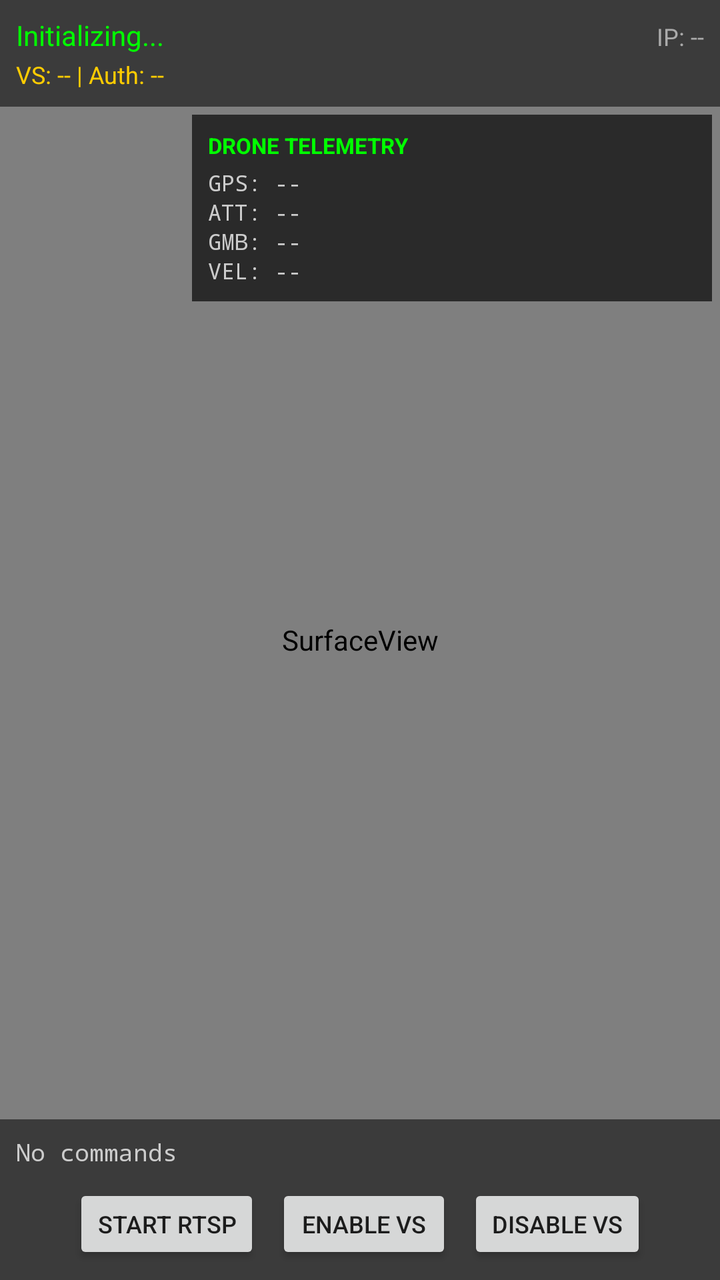
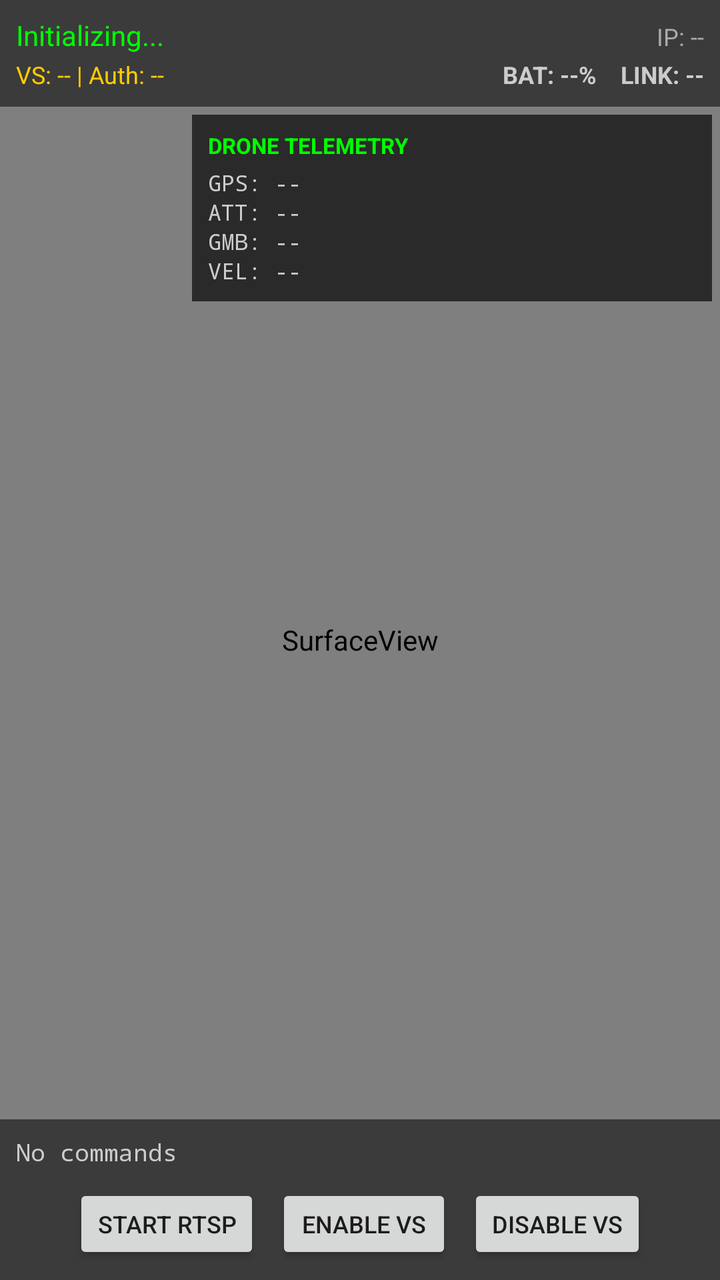

Before-and-after screenshots of an Android layout around one commit, followed by the original layout XML and the change that was made.
<!-- AndroidManifest.xml: application theme AppTheme -->
<!-- res/layout/activity_swarm.xml -->
<?xml version="1.0" encoding="utf-8"?>
<RelativeLayout xmlns:android="http://schemas.android.com/apk/res/android"
    android:layout_width="match_parent"
    android:layout_height="match_parent"
    android:background="#000000">

    
    <SurfaceView
        android:id="@+id/surface_video"
        android:layout_width="match_parent"
        android:layout_height="match_parent"/>

    
    <LinearLayout
        android:id="@+id/top_bar"
        android:layout_width="match_parent"
        android:layout_height="wrap_content"
        android:layout_alignParentTop="true"
        android:orientation="vertical"
        android:background="#88000000"
        android:padding="8dp">

        <LinearLayout
            android:layout_width="match_parent"
            android:layout_height="wrap_content"
            android:orientation="horizontal">

            <TextView
                android:id="@+id/tv_status"
                android:layout_width="0dp"
                android:layout_height="wrap_content"
                android:layout_weight="1"
                android:text="Initializing..."
                android:textColor="#00ff00"
                android:textSize="14sp"/>

            <TextView
                android:id="@+id/tv_ip"
                android:layout_width="wrap_content"
                android:layout_height="wrap_content"
                android:text="IP: --"
                android:textColor="#aaaaaa"
                android:textSize="12sp"/>
        </LinearLayout>

        <TextView
            android:id="@+id/tv_vs_state"
            android:layout_width="wrap_content"
            android:layout_height="wrap_content"
            android:text="VS: -- | Auth: --"
            android:textColor="#ffcc00"
            android:textSize="12sp"
            android:layout_marginTop="2dp"/>
    </LinearLayout>

    
    <LinearLayout
        android:id="@+id/telemetry_panel"
        android:layout_width="260dp"
        android:layout_height="wrap_content"
        android:layout_alignParentEnd="true"
        android:layout_below="@id/top_bar"
        android:orientation="vertical"
        android:background="#AA000000"
        android:padding="8dp"
        android:layout_marginTop="4dp"
        android:layout_marginEnd="4dp">

        <TextView
            android:layout_width="wrap_content"
            android:layout_height="wrap_content"
            android:text="DRONE TELEMETRY"
            android:textColor="#00ff00"
            android:textSize="11sp"
            android:textStyle="bold"
            android:layout_marginBottom="4dp"/>

        <TextView
            android:id="@+id/tv_telem_gps"
            android:layout_width="match_parent"
            android:layout_height="wrap_content"
            android:text="GPS: --"
            android:textColor="#cccccc"
            android:textSize="11sp"
            android:fontFamily="monospace"/>

        <TextView
            android:id="@+id/tv_telem_attitude"
            android:layout_width="match_parent"
            android:layout_height="wrap_content"
            android:text="ATT: --"
            android:textColor="#cccccc"
            android:textSize="11sp"
            android:fontFamily="monospace"/>

        <TextView
            android:id="@+id/tv_telem_gimbal"
            android:layout_width="match_parent"
            android:layout_height="wrap_content"
            android:text="GMB: --"
            android:textColor="#cccccc"
            android:textSize="11sp"
            android:fontFamily="monospace"/>

        <TextView
            android:id="@+id/tv_telem_velocity"
            android:layout_width="match_parent"
            android:layout_height="wrap_content"
            android:text="VEL: --"
            android:textColor="#cccccc"
            android:textSize="11sp"
            android:fontFamily="monospace"/>
    </LinearLayout>

    
    <LinearLayout
        android:layout_width="match_parent"
        android:layout_height="wrap_content"
        android:layout_alignParentBottom="true"
        android:orientation="vertical"
        android:background="#88000000"
        android:padding="8dp">

        <TextView
            android:id="@+id/tv_telemetry"
            android:layout_width="match_parent"
            android:layout_height="wrap_content"
            android:text="No commands"
            android:textColor="#cccccc"
            android:textSize="12sp"
            android:fontFamily="monospace"
            android:layout_marginBottom="8dp"/>

        <LinearLayout
            android:layout_width="match_parent"
            android:layout_height="wrap_content"
            android:orientation="horizontal"
            android:gravity="center">

            <Button
                android:id="@+id/btn_start_rtsp"
                android:layout_width="wrap_content"
                android:layout_height="40dp"
                android:text="Start RTSP"
                android:textSize="12sp"
                android:layout_marginEnd="8dp"/>

            <Button
                android:id="@+id/btn_enable_vs"
                android:layout_width="wrap_content"
                android:layout_height="40dp"
                android:text="Enable VS"
                android:textSize="12sp"
                android:layout_marginEnd="8dp"/>

            <Button
                android:id="@+id/btn_disable_vs"
                android:layout_width="wrap_content"
                android:layout_height="40dp"
                android:text="Disable VS"
                android:textSize="12sp"/>
        </LinearLayout>
    </LinearLayout>

</RelativeLayout>
<!-- resources referenced by this layout -->
<resources>
  <style name="AppTheme" parent="Theme.AppCompat.Light.NoActionBar" />
</resources>

<!-- the commit's change to res/layout/activity_swarm.xml (unified diff, before → after) -->
@@ -43,14 +43,40 @@
                 android:textSize="12sp"/>
         </LinearLayout>
 
-        <TextView
-            android:id="@+id/tv_vs_state"
-            android:layout_width="wrap_content"
+        <LinearLayout
+            android:layout_width="match_parent"
             android:layout_height="wrap_content"
-            android:text="VS: -- | Auth: --"
-            android:textColor="#ffcc00"
-            android:textSize="12sp"
-            android:layout_marginTop="2dp"/>
+            android:orientation="horizontal"
+            android:layout_marginTop="2dp">
+
+            <TextView
+                android:id="@+id/tv_vs_state"
+                android:layout_width="0dp"
+                android:layout_height="wrap_content"
+                android:layout_weight="1"
+                android:text="VS: -- | Auth: --"
+                android:textColor="#ffcc00"
+                android:textSize="12sp"/>
+
+            <TextView
+                android:id="@+id/tv_battery"
+                android:layout_width="wrap_content"
+                android:layout_height="wrap_content"
+                android:text="BAT: --%"
+                android:textColor="#cccccc"
+                android:textSize="12sp"
+                android:textStyle="bold"
+                android:layout_marginEnd="12dp"/>
+
+            <TextView
+                android:id="@+id/tv_link"
+                android:layout_width="wrap_content"
+                android:layout_height="wrap_content"
+                android:text="LINK: --"
+                android:textColor="#cccccc"
+                android:textSize="12sp"
+                android:textStyle="bold"/>
+        </LinearLayout>
     </LinearLayout>
 
     
